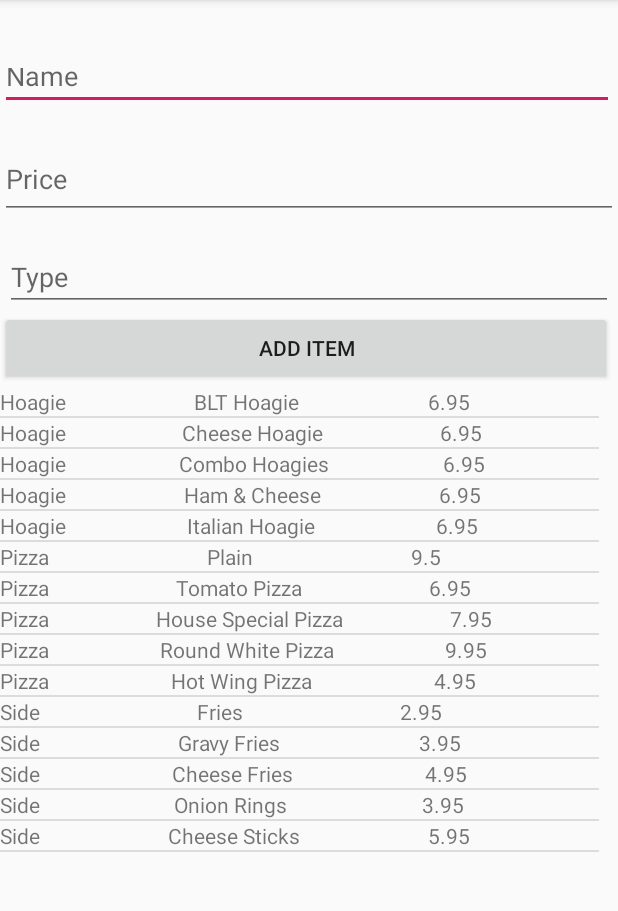
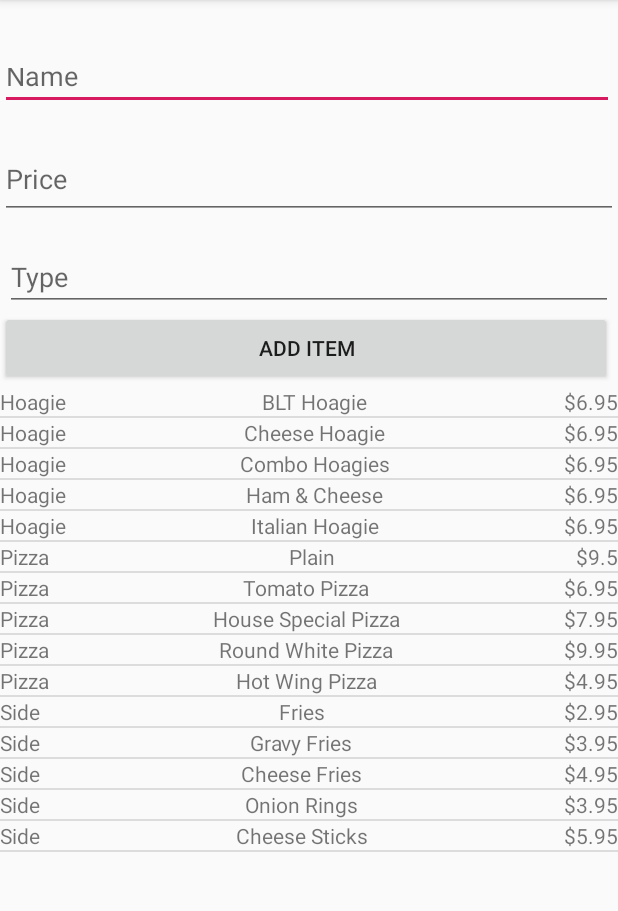
Before and after one commit to jackn81/Lunchilicious, an Android app: the screen it shows after launch (MainActivity), on a phone screen of 412 x 824 dp, the part 84-995 px from its top. Run offline under Robolectric (Android 15) with nearby library versions, the phone set to English and light mode, and no system bars; our stand-ins replace Room's generated code.

Commit message:
Lunchilicious Assignment 8 - Working to specifications.

```diff
--- a/app/src/main/res/layout/fragment_menu.xml
+++ b/app/src/main/res/layout/fragment_menu.xml
@@ -51,9 +51,9 @@
 
     <androidx.recyclerview.widget.RecyclerView
         android:id="@+id/recyclerView"
-        android:layout_width="399dp"
-        android:layout_height="335dp"
-        android:layout_marginEnd="371dp"
+        android:layout_width="match_parent"
+        android:layout_height="wrap_content"
+
         android:backgroundTint="#91EBF7" />
 
 
--- a/app/src/main/res/layout/item_view.xml
+++ b/app/src/main/res/layout/item_view.xml
@@ -19,9 +19,17 @@
         android:text="TextView" />
 
     <TextView
+        android:id="@+id/textView2"
+        android:layout_width="wrap_content"
+        android:layout_height="match_parent"
+        android:layout_weight="0"
+        android:text="$" />
+
+    <TextView
         android:id="@+id/unitPrice"
         android:layout_width="wrap_content"
         android:layout_height="wrap_content"
-        android:layout_weight="1"
+        android:layout_weight="0"
         android:text="TextView" />
+
 </LinearLayout>
```
